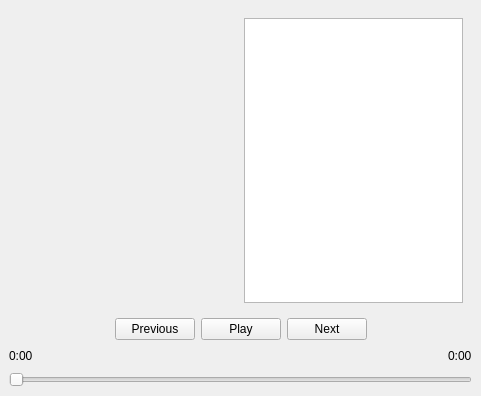
First picture: the form in mainwindow.ui, repository Feifive/XMediaPlayer, before the edit.
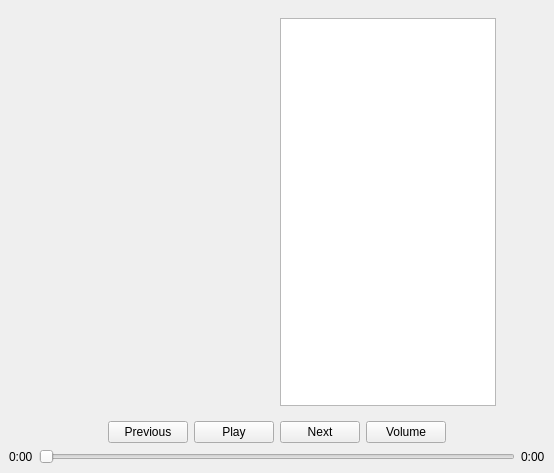
Second picture: the form after the edit.

Patch:
```diff
--- a/mainwindow.ui
+++ b/mainwindow.ui
@@ -6,8 +6,8 @@
    <rect>
     <x>0</x>
     <y>0</y>
-    <width>481</width>
-    <height>396</height>
+    <width>554</width>
+    <height>473</height>
    </rect>
   </property>
   <property name="windowTitle">
@@ -17,7 +17,20 @@
    <layout class="QVBoxLayout" name="verticalLayout_3">
     <item>
      <widget class="QWidget" name="widget_view" native="true">
-      <layout class="QHBoxLayout" name="horizontalLayout_4" stretch="5,5">
+      <layout class="QHBoxLayout" name="horizontalLayout_4" stretch="0,5,5,0">
+       <item>
+        <spacer name="horizontalSpacer_4">
+         <property name="orientation">
+          <enum>Qt::Orientation::Horizontal</enum>
+         </property>
+         <property name="sizeHint" stdset="0">
+          <size>
+           <width>40</width>
+           <height>20</height>
+          </size>
+         </property>
+        </spacer>
+       </item>
        <item>
         <layout class="QVBoxLayout" name="verticalLayout_4">
          <item>
@@ -39,12 +52,25 @@
          </property>
         </widget>
        </item>
+       <item>
+        <spacer name="horizontalSpacer_5">
+         <property name="orientation">
+          <enum>Qt::Orientation::Horizontal</enum>
+         </property>
+         <property name="sizeHint" stdset="0">
+          <size>
+           <width>40</width>
+           <height>20</height>
+          </size>
+         </property>
+        </spacer>
+       </item>
       </layout>
      </widget>
     </item>
     <item>
-     <widget class="QWidget" name="widget_controler" native="true">
-      <layout class="QVBoxLayout" name="verticalLayout_2">
+     <widget class="QWidget" name="widget_controlBar" native="true">
+      <layout class="QVBoxLayout" name="verticalLayout">
        <property name="leftMargin">
         <number>0</number>
        </property>
@@ -58,7 +84,7 @@
         <number>0</number>
        </property>
        <item>
-        <layout class="QHBoxLayout" name="horizontalLayout">
+        <layout class="QHBoxLayout" name="horizontalLayout_2">
          <item>
           <spacer name="horizontalSpacer">
            <property name="orientation">
@@ -93,6 +119,13 @@
            </property>
           </widget>
          </item>
+         <item>
+          <widget class="QPushButton" name="pushButton_volume">
+           <property name="text">
+            <string>Volume</string>
+           </property>
+          </widget>
+         </item>
          <item>
           <spacer name="horizontalSpacer_2">
            <property name="orientation">
@@ -109,22 +142,7 @@
         </layout>
        </item>
        <item>
-        <widget class="QWidget" name="widget_seekBar" native="true">
-         <layout class="QVBoxLayout" name="verticalLayout">
-          <property name="leftMargin">
-           <number>0</number>
-          </property>
-          <property name="topMargin">
-           <number>0</number>
-          </property>
-          <property name="rightMargin">
-           <number>0</number>
-          </property>
-          <property name="bottomMargin">
-           <number>0</number>
-          </property>
-          <item>
-           <layout class="QHBoxLayout" name="horizontalLayout_2">
+        <layout class="QHBoxLayout" name="horizontalLayout">
             <item>
              <widget class="QLabel" name="label_currentTime">
               <property name="text">
@@ -133,36 +151,20 @@
              </widget>
             </item>
             <item>
-             <spacer name="horizontalSpacer_3">
-              <property name="orientation">
-               <enum>Qt::Orientation::Horizontal</enum>
-              </property>
-              <property name="sizeHint" stdset="0">
-               <size>
-                <width>40</width>
-                <height>20</height>
-               </size>
-              </property>
-             </spacer>
-            </item>
-            <item>
-             <widget class="QLabel" name="label_totalTime">
-              <property name="text">
-               <string>0:00</string>
-              </property>
-             </widget>
-            </item>
-           </layout>
-          </item>
-          <item>
            <widget class="QSlider" name="playSlider">
             <property name="orientation">
              <enum>Qt::Orientation::Horizontal</enum>
             </property>
            </widget>
           </item>
-         </layout>
-        </widget>
+         <item>
+          <widget class="QLabel" name="label_totalTime">
+           <property name="text">
+            <string>0:00</string>
+           </property>
+          </widget>
+         </item>
+        </layout>
        </item>
       </layout>
      </widget>
```
Lines whose indentation alone changed are shown as unchanged.
